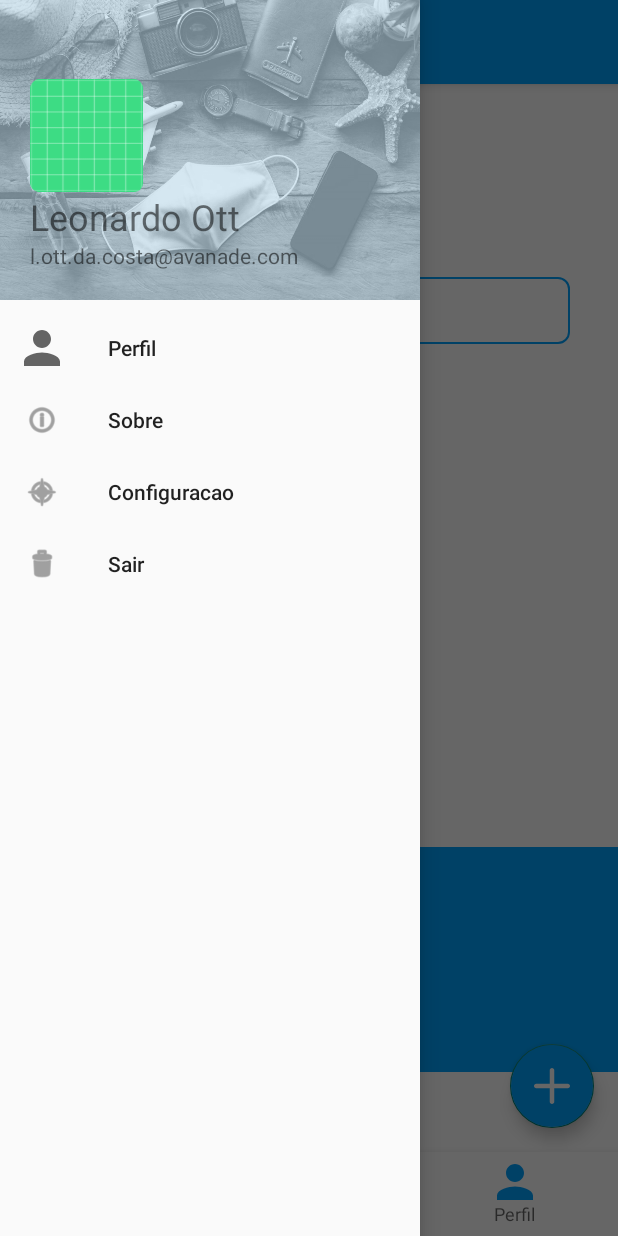
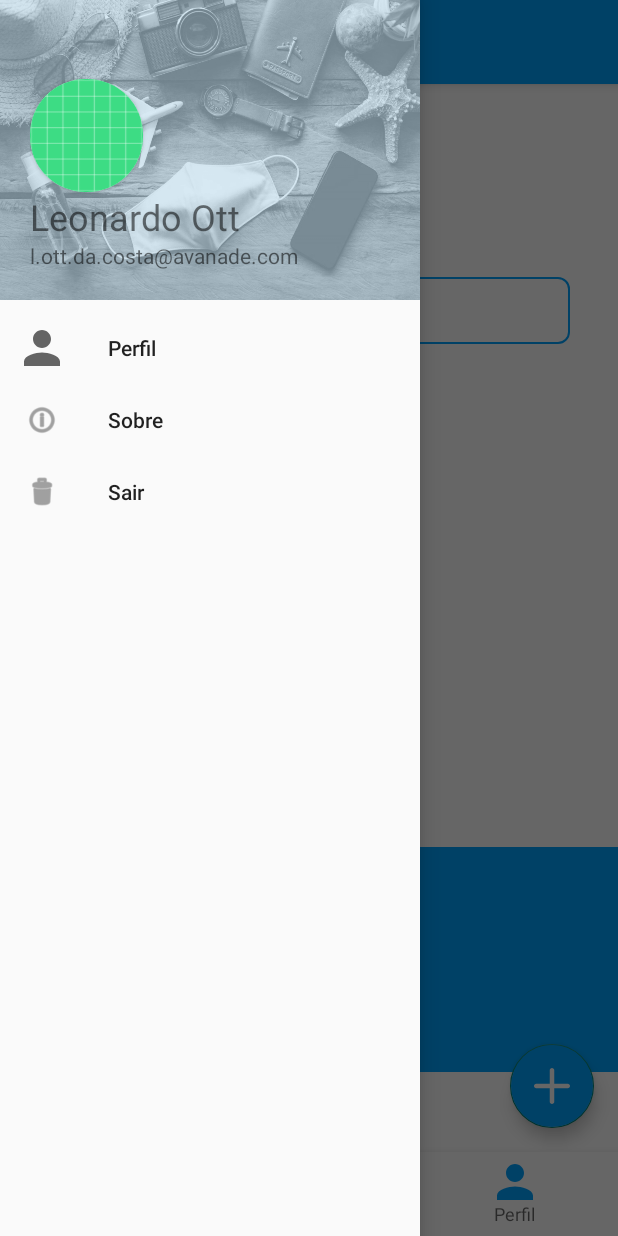
Before and after one commit to fcmaya/Android-Avanade-FIAP, an Android app: the screen it shows after launch once a user with an empty profile is signed in (MainActivity), with the side drawer open, on a phone screen of 412 x 824 dp. Run offline under Robolectric (Android 15) with nearby library versions, the phone set to English and light mode, and no system bars; our stand-ins replace Firebase (no records; nobody signed in at launch, a user with empty details on screens opened directly); libraries missing offline, so code that uses them is left out: com.facebook.login; 6 statements that could not run were skipped.

Commit message:
alteracoes no fonte

```diff
--- a/app/src/main/java/br/com/equipequatro/traveltips/view/activity/MainActivity.kt
+++ b/app/src/main/java/br/com/equipequatro/traveltips/view/activity/MainActivity.kt
@@ -2,22 +2,29 @@ package br.com.equipequatro.traveltips.view.activity
 
 import android.content.Intent
 import android.os.Bundle
+import android.util.Log
+import android.view.LayoutInflater
 import android.view.MenuItem
+import android.widget.ImageView
+import android.widget.TextView
 import android.widget.Toast
 import androidx.appcompat.app.ActionBarDrawerToggle
 import androidx.appcompat.widget.Toolbar
 import com.google.android.material.bottomnavigation.BottomNavigationView
 import androidx.appcompat.app.AppCompatActivity
 import androidx.core.view.GravityCompat
+import androidx.core.view.get
 import androidx.drawerlayout.widget.DrawerLayout
 import br.com.equipequatro.traveltips.databinding.ActivityMainBinding
 import com.google.android.material.navigation.NavigationView
 import br.com.equipequatro.traveltips.R
-import br.com.equipequatro.traveltips.view.fragment.FavoritesFragment
 import br.com.equipequatro.traveltips.view.fragment.FeedsFragment
 import br.com.equipequatro.traveltips.view.fragment.HomeFragment
 import br.com.equipequatro.traveltips.view.fragment.ProfileFragment
+import com.bumptech.glide.Glide
+import com.google.android.gms.tasks.OnSuccessListener
 import com.google.firebase.auth.FirebaseAuth
+import com.google.firebase.firestore.FirebaseFirestore
 
 class MainActivity : AppCompatActivity() {
 
@@ -72,6 +79,8 @@ class MainActivity : AppCompatActivity() {
             .replace(R.id.frameLayoutFragment, HomeFragment())
             .commit()
 
+        buscaUsuarioLogado()
+
         navViewDrawer.setNavigationItemSelectedListener {
 
             Toast.makeText(this, getString(it.itemId), Toast.LENGTH_SHORT)
@@ -86,10 +95,6 @@ class MainActivity : AppCompatActivity() {
                     val intent = Intent(this, AboutActivity::class.java)
                     startActivity(intent)
                 }
-                R.id.nav_menu_setting -> {
-                    val intent = Intent(this, SettingActivity::class.java)
-                    startActivity(intent)
-                }
                 R.id.nav_menu_exit -> {
                     auth = FirebaseAuth.getInstance()
                     auth.signOut()
@@ -98,6 +103,63 @@ class MainActivity : AppCompatActivity() {
             }
 
             true
+        }
+    }
+
+    private fun buscaUsuarioLogado() {
+        var navigationView =
+            binding.navViewDrawer.findViewById<NavigationView>(R.id.nav_view_drawer)
+        var headerView =
+            LayoutInflater.from(this).inflate(R.layout.header_menu_layout, navigationView, false)
+        navigationView.addHeaderView(headerView)
+        navigationView.removeHeaderView(navigationView.getHeaderView(0))
+        var user_logado = headerView.findViewById<TextView>(R.id.tv_nome_user_logado)
+        var foto_user_logado = headerView.findViewById<ImageView>(R.id.iv_foto_user_logado)
+        var email_user_logado = headerView.findViewById<TextView>(R.id.tv_email_user_logado)
+
+        if (FirebaseAuth.getInstance().currentUser?.displayName != "") {
+            user_logado.setText(FirebaseAuth.getInstance().currentUser?.displayName)
+            email_user_logado.setText(FirebaseAuth.getInstance().currentUser?.email)
+            Glide.with(this)
+                .load(FirebaseAuth.getInstance().currentUser?.photoUrl)
+                .into(foto_user_logado)
+        } else {
+            FirebaseFirestore.getInstance().collection("usuario")
+                .whereEqualTo("uuid", FirebaseAuth.getInstance().currentUser?.uid)
+                .get()
+                .addOnSuccessListener(OnSuccessListener {
+                    for (user in it.documents) {
+                        if (user.data?.get("nome") != null) {
+                            user_logado.setText(user.data?.get("nome").toString())
+                        }
+
+                        if (user.data?.get("email") != null) {
+                            email_user_logado.setText(user.data?.get("email").toString())
+                        } else {
+                            if (FirebaseAuth.getInstance().currentUser?.email != "") {
+                                email_user_logado.setText(FirebaseAuth.getInstance().currentUser?.email)
+                            }
+                        }
+
+
+
+                        if (user.data?.get("fotoPerfilUrl") != null) {
+                            Glide.with(this)
+                                .load(user.data?.get("fotoPerfilUrl").toString())
+                                .into(foto_user_logado)
+                        } else {
+                            if (FirebaseAuth.getInstance().currentUser?.photoUrl != null) {
+                                Glide.with(this)
+                                    .load(FirebaseAuth.getInstance().currentUser?.photoUrl)
+                                    .into(foto_user_logado)
+                            }
+                        }
+
+
+
+                    }
+                })
+
         }
     }
 
--- a/app/src/main/java/br/com/equipequatro/traveltips/view/fragment/HomeFragment.kt
+++ b/app/src/main/java/br/com/equipequatro/traveltips/view/fragment/HomeFragment.kt
@@ -90,7 +90,6 @@ class HomeFragment : Fragment() {
                             .addOnSuccessListener(OnSuccessListener {
                                 fav.foto_fav = it.data?.get("fotoUrl").toString()
                                 fav.cidade_fav = it.data?.get("cidade").toString()
-                                Log.i("avanade", favoritos.toString())
                                 favListAdapter.updateLista(favoritos)
                             })
                     }
--- a/app/src/main/res/layout/header_menu_layout.xml
+++ b/app/src/main/res/layout/header_menu_layout.xml
@@ -1,25 +1,36 @@
 <?xml version="1.0" encoding="utf-8"?>
-<LinearLayout
-    xmlns:android="http://schemas.android.com/apk/res/android"
+<LinearLayout xmlns:android="http://schemas.android.com/apk/res/android"
+    xmlns:app="http://schemas.android.com/apk/res-auto"
+    android:id="@+id/LinearLayoutUser"
     android:layout_width="match_parent"
     android:layout_height="200dp"
-    android:orientation="vertical"
     android:background="@drawable/bgmain"
     android:gravity="bottom"
+    android:orientation="vertical"
     android:padding="20dp">
 
-    <ImageView
+    <androidx.cardview.widget.CardView
         android:layout_width="75dp"
         android:layout_height="75dp"
-        android:src="@mipmap/ic_launcher" />
+        app:cardCornerRadius="37dp">
+
+        <ImageView
+            android:id="@+id/iv_foto_user_logado"
+            android:layout_width="75dp"
+            android:layout_height="75dp"
+            android:scaleType="centerCrop"
+            android:src="@mipmap/ic_launcher" />
+    </androidx.cardview.widget.CardView>
 
     <TextView
+        android:id="@+id/tv_nome_user_logado"
         android:layout_width="match_parent"
         android:layout_height="wrap_content"
         android:text="Leonardo Ott"
         android:textSize="24sp" />
 
     <TextView
+        android:id="@+id/tv_email_user_logado"
         android:layout_width="match_parent"
         android:layout_height="wrap_content"
         android:text="l.ott.da.costa@avanade.com" />
--- a/app/src/main/res/menu/menu_drawer.xml
+++ b/app/src/main/res/menu/menu_drawer.xml
@@ -12,10 +12,6 @@
         android:icon="@android:drawable/ic_menu_info_details"
         android:title="@string/menu_sobre" />
 
-    <item
-        android:id="@+id/nav_menu_setting"
-        android:icon="@android:drawable/ic_menu_compass"
-        android:title="@string/menu_setting" />
 
     <item
         android:id="@+id/nav_menu_exit"
```
Also changed, not shown: app/src/main/java/br/com/equipequatro/traveltips/model/UsuarioItem.kt (added, +11 -0 lines).
